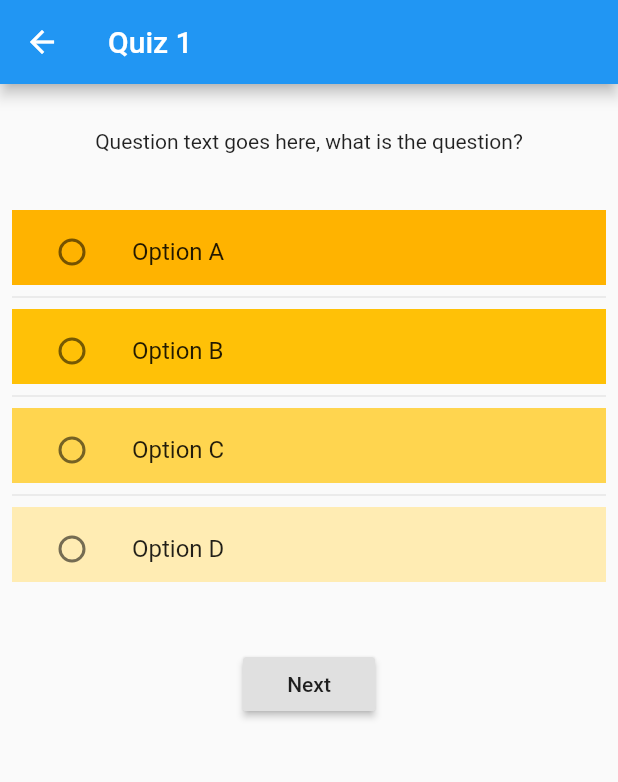
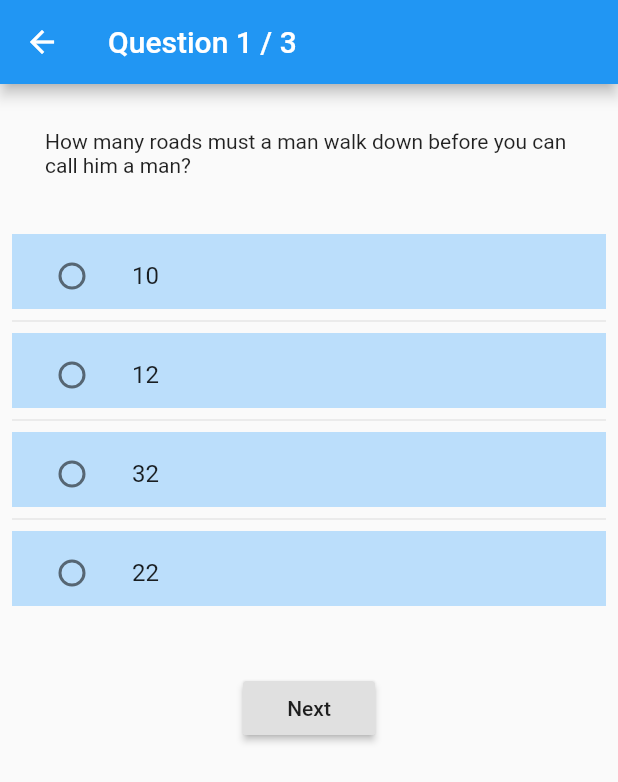
Before and after one commit to Sandip9021/pq-flutter-app, a Flutter app: the QuizStartView screen opened directly, after a tap on "Start", on a phone screen of 412 x 824 dp. Shown: the top 782 px of the screen. Run offline on Flutter 3.47's test engine with Material 2 defaults, Android fonts, the phone set to English and light mode, and no system bars; our stand-ins replace get_it, progress_dialog.

```diff
--- /dev/null
+++ b/pbquiz_app/lib/business_logic/models/quiz.dart
@@ -0,0 +1,88 @@
+//import 'package:flutter/material.dart';
+import 'package:pbquiz_app/business_logic/models/user.dart';
+
+class Quiz {
+  String quizId;
+  List<Question> questions;
+  Quiz({
+    this.quizId,
+    this.questions,
+  });
+
+  factory Quiz.fromJson(Map<String, dynamic> parsedJson) {
+    var list = parsedJson['questions'] as List;
+    List<Question> questionList =
+        list.map((i) => Question.fromJson(i)).toList();
+    return Quiz(
+      quizId: parsedJson['quizId'],
+      questions: questionList,
+    );
+  }
+}
+
+class Question {
+  String questionId;
+  String questionText;
+  List<Option> optionList;
+  Question({
+    this.questionId,
+    this.questionText,
+    this.optionList,
+  });
+
+  factory Question.fromJson(Map<String, dynamic> parsedJson) {
+    var list = parsedJson['options'] as List;
+    List<Option> options = list.map((i) => Option.fromJson(i)).toList();
+    return Question(
+      questionId: parsedJson['questionId'],
+      questionText: parsedJson['questionText'],
+      optionList: options,
+    );
+  }
+}
+
+class Option {
+  String optionId;
+  String optionText;
+  Option({
+    this.optionId,
+    this.optionText,
+  });
+
+  factory Option.fromJson(Map<String, dynamic> parsedJson) {
+    return Option(
+      optionId: parsedJson['optionId'],
+      optionText: parsedJson['optionText'],
+    );
+  }
+}
+
+class AnswerList {
+  String quizId;
+  User user;
+  List<Answer> answers;
+  DateTime submittedDate;
+  AnswerList({
+    this.quizId,
+    this.user,
+    this.answers,
+    this.submittedDate,
+  });
+}
+
+class Answer {
+  String questionId;
+  String selectedOptionId;
+  Answer({
+    this.questionId,
+    this.selectedOptionId,
+  });
+/*
+  factory Answer.fromJson(Map<String, dynamic> parsedJson) {
+    return Answer(
+      questionId: parsedJson['questionId'],
+      selectedOptionId: parsedJson['selectedOptionId'],
+    );
+  }
+  */
+}
--- /dev/null
+++ b/pbquiz_app/lib/business_logic/view_models/quiz_viewmodel.dart
@@ -0,0 +1,63 @@
+import 'package:flutter/material.dart';
+import 'package:pbquiz_app/business_logic/models/quiz.dart';
+import 'package:pbquiz_app/services/service_locator.dart';
+import 'package:pbquiz_app/services/webapi_service.dart';
+
+class QuizViewModel extends ChangeNotifier {
+  final WebApiService _apiService = serviceLocator<WebApiService>();
+  Quiz quiz;
+  Question currentQuestion;
+  String selectedOptionId;
+  var currentQuestionIdex;
+  AnswerList answerList;
+
+  void loadQuiz() {
+    quiz = _apiService.fakeFetchQuiz();
+    answerList = AnswerList(
+      quizId: quiz.quizId,
+      answers: List<Answer>(),
+    );
+    currentQuestionIdex = 0;
+    currentQuestion = quiz.questions[currentQuestionIdex];
+  }
+
+  String questionText() {
+    return quiz.questions[currentQuestionIdex].questionText;
+  }
+
+  int totalQuestionCount() {
+    return quiz.questions.length;
+  }
+
+  bool lastQuestion() {
+    if (attemptedQuestionCount() == quiz.questions.length) {
+      return true;
+    }
+    return false;
+  }
+
+  int attemptedQuestionCount() {
+    return currentQuestionIdex + 1;
+  }
+
+  void displayNext() {
+    currentQuestionIdex += 1;
+    Answer answer = Answer(
+      questionId: currentQuestion.questionId,
+      selectedOptionId: selectedOptionId,
+    );
+    answerList.answers.add(answer);
+    selectedOptionId = "not_attempted";
+    currentQuestion = quiz.questions[currentQuestionIdex];
+    notifyListeners();
+  }
+
+  void submit() {
+    Answer answer = Answer(
+      questionId: currentQuestion.questionId,
+      selectedOptionId: selectedOptionId,
+    );
+    answerList.answers.add(answer);
+    _apiService.submitAnswer(answerList);
+  }
+}
--- a/pbquiz_app/lib/services/auth_service.dart
+++ b/pbquiz_app/lib/services/auth_service.dart
@@ -1,5 +1,5 @@
 class AuthService {
-  AuthService();
+  //AuthService();
 
   String _email = "test";
   String _password = "pass";
--- a/pbquiz_app/lib/services/service_locator.dart
+++ b/pbquiz_app/lib/services/service_locator.dart
@@ -1,14 +1,17 @@
 import 'package:get_it/get_it.dart';
+import 'package:pbquiz_app/business_logic/view_models/quiz_viewmodel.dart';
 import 'package:pbquiz_app/business_logic/view_models/signin_viewmodel.dart';
 import 'package:pbquiz_app/business_logic/view_models/signup_viewmodel.dart';
 import 'package:pbquiz_app/services/auth_service.dart';
+import 'package:pbquiz_app/services/webapi_service.dart';
 
 GetIt serviceLocator = GetIt.instance;
 void setupServiceLocator() {
   // services
   serviceLocator.registerLazySingleton<AuthService>(() => AuthService());
-
+  serviceLocator.registerLazySingleton<WebApiService>(() => WebApiService());
   // view models
   serviceLocator.registerFactory<SignInViewModel>(() => SignInViewModel());
   serviceLocator.registerFactory<SignUpViewModel>(() => SignUpViewModel());
+  serviceLocator.registerFactory<QuizViewModel>(() => QuizViewModel());
 }
--- a/pbquiz_app/lib/ui/views/question_view.dart
+++ b/pbquiz_app/lib/ui/views/question_view.dart
@@ -1,32 +1,43 @@
 import 'package:flutter/material.dart';
+import 'package:pbquiz_app/business_logic/view_models/quiz_viewmodel.dart';
+import 'package:pbquiz_app/services/service_locator.dart';
+import 'package:pbquiz_app/ui/views/quiz_result_view.dart';
+import 'package:provider/provider.dart';
 
-class Question extends StatefulWidget {
+class QuestionView extends StatefulWidget {
   @override
   _QuestionState createState() => _QuestionState();
 }
 
-class _QuestionState extends State<Question> {
-  final List<String> entries = <String>['A', 'B', 'C', 'D'];
-  final List<int> colorCodes = <int>[600, 500, 300, 100];
-  String _selectedValue;
-  Widget question() {
+class _QuestionState extends State<QuestionView> {
+  QuizViewModel model = serviceLocator<QuizViewModel>();
+
+  @override
+  void initState() {
+    model.loadQuiz();
+    super.initState();
+  }
+
+  Widget options(QuizViewModel model) {
     return ListView.separated(
       padding: const EdgeInsets.all(8),
-      itemCount: entries.length,
+      itemCount: model.currentQuestion.optionList.length,
       itemBuilder: (BuildContext context, int index) {
         return Container(
           height: 50,
-          color: Colors.amber[colorCodes[index]],
+          color: Colors.blue[100],
           child: ListTile(
-            title: Text('Option ${entries[index]}'),
+            title:
+                Text('${model.currentQuestion.optionList[index].optionText}'),
             leading: Radio(
-                value: entries[index],
-                groupValue: _selectedValue,
+              value: model.currentQuestion.optionList[index].optionId,
+              groupValue: model.selectedOptionId,
               onChanged: (val) {
                 setState(() {
-                    _selectedValue = val;
+                  model.selectedOptionId = val;
                 });
-                }),
+              },
+            ),
           ),
         );
       },
@@ -34,34 +45,62 @@ class _QuestionState extends State<Question> {
     );
   }
 
-  Widget questionText = Container(
+  Widget questionText(QuizViewModel model) {
+    return Container(
       padding: const EdgeInsets.all(30),
       child: Text(
-      'Question text goes here, what is the question?',
+        '${model.questionText()}',
         softWrap: true,
       ),
     );
+  }
+
+  Widget button(QuizViewModel model) {
+    RaisedButton button;
+    if (model.lastQuestion()) {
+      button = RaisedButton(
+        child: Text("Submit"),
+        onPressed: () {
+          model.submit();
+          Navigator.push(context,
+              MaterialPageRoute(builder: (context) => QuizResultView()));
+        },
+      );
+    } else {
+      button = RaisedButton(
+        child: Text("Next"),
+        onPressed: () {
+          model.displayNext();
+        },
+      );
+    }
+    return button;
+  }
 
   @override
   Widget build(BuildContext context) {
-    Widget options = question();
-    return Scaffold(
-      appBar: AppBar(title: Text("Quiz 1")),
+    //Widget optionsList = options(model);
+    return ChangeNotifierProvider<QuizViewModel>(
+      create: (context) => model,
+      child: Consumer<QuizViewModel>(
+        builder: (context, model, child) => Scaffold(
+          appBar: AppBar(
+              title: Text(
+                  "Question ${model.attemptedQuestionCount()} / ${model.totalQuestionCount()}")),
           body: Container(
             width: MediaQuery.of(context).size.width,
             height: MediaQuery.of(context).size.height,
             child: Column(
               children: <Widget>[
-            questionText,
+                questionText(model),
                 Container(
                   height: 300.0,
-              child: options,
+                  child: options(model),
                 ),
-            RaisedButton(
-              child: Text("Next"),
-              onPressed: () {},
+                button(model),
+              ],
             ),
-          ],
+          ),
         ),
       ),
     );
--- a/pbquiz_app/lib/ui/views/quiz_start_view.dart
+++ b/pbquiz_app/lib/ui/views/quiz_start_view.dart
@@ -27,7 +27,7 @@ class _State extends State<QuizStartView> {
               child: Text("Start"),
               onPressed: () {
                 Navigator.push(context,
-                    MaterialPageRoute(builder: (context) => Question()));
+                    MaterialPageRoute(builder: (context) => QuestionView()));
               },
             ),
           ],
```
Also changed, not shown: pbquiz_app/lib/services/webapi_service.dart (added, +53 -0 lines), pbquiz_app/lib/ui/views/quiz_result_view.dart (+39 -0 lines), pbquiz_app/lib/ui/views/signin_view.dart (+25 -26 lines), pbquiz_app/lib/ui/views/signup_view.dart (+92 -92 lines). Lines whose indentation alone changed are shown as unchanged.
